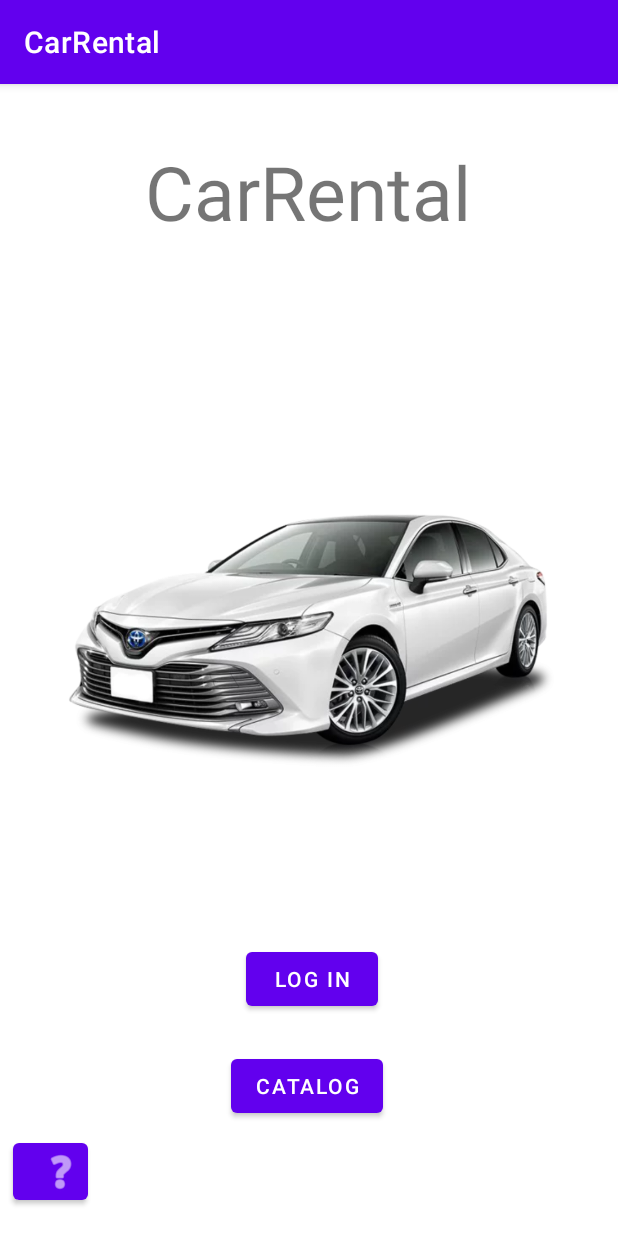
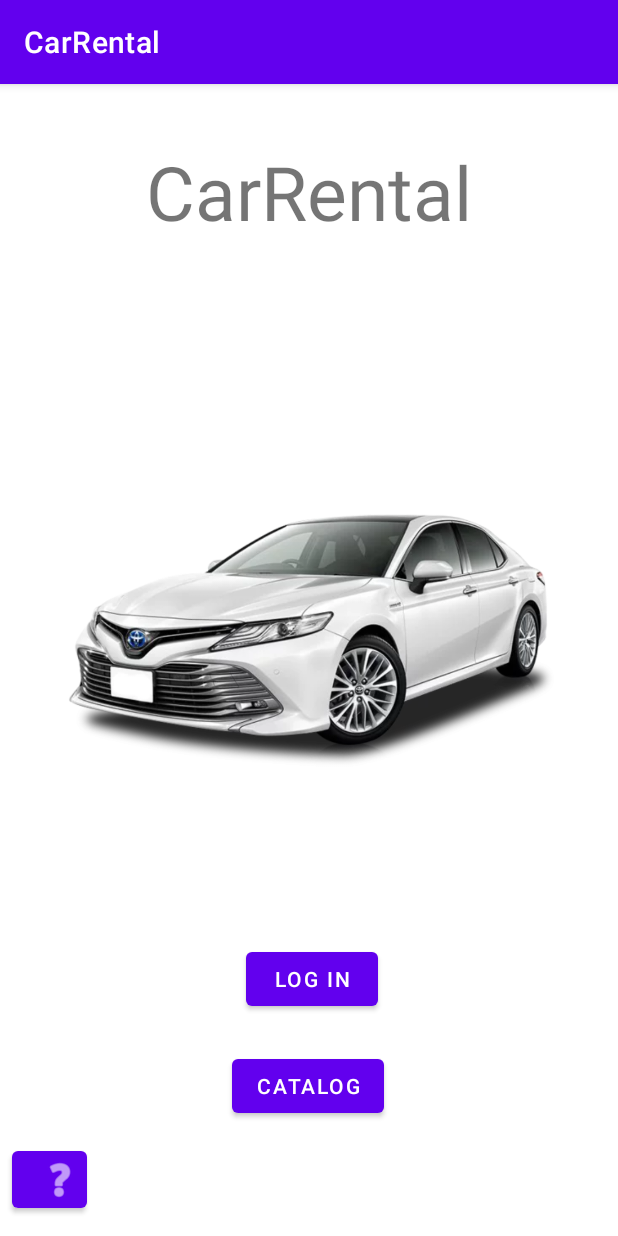
Before and after one commit to h200103012/CarRental1, an Android app: the screen it shows after launch (MainActivity), on a phone screen of 412 x 824 dp. Run offline under Robolectric (Android 15) with nearby library versions, the phone set to English and light mode, and no system bars.

Commit message:
new Layout

```diff
--- a/app/src/main/res/layout/activity_main.xml
+++ b/app/src/main/res/layout/activity_main.xml
@@ -20,7 +20,7 @@
         android:textSize="50sp"
         app:layout_constraintBottom_toTopOf="@+id/imageView2"
         app:layout_constraintEnd_toEndOf="parent"
-        app:layout_constraintHorizontal_bias="0.0"
+        app:layout_constraintHorizontal_bias="0.631"
         app:layout_constraintStart_toStartOf="parent"
         app:layout_constraintTop_toTopOf="parent" />
 
@@ -49,7 +49,6 @@
         android:text="@string/catalog"
         app:layout_constraintBottom_toBottomOf="parent"
         app:layout_constraintEnd_toEndOf="parent"
-        app:layout_constraintHorizontal_bias="0.0"
         app:layout_constraintStart_toStartOf="parent"
         app:layout_constraintTop_toBottomOf="@+id/button" />
 
@@ -79,6 +78,8 @@
         app:icon="@android:drawable/ic_menu_help"
         app:layout_constraintBottom_toBottomOf="parent"
         app:layout_constraintEnd_toEndOf="parent"
+        app:layout_constraintHorizontal_bias="0.105"
         app:layout_constraintStart_toStartOf="parent"
-        app:layout_constraintTop_toBottomOf="@+id/imageView2" />
+        app:layout_constraintTop_toBottomOf="@+id/imageView2"
+        app:layout_constraintVertical_bias="0.757" />
 </androidx.constraintlayout.widget.ConstraintLayout>
--- /dev/null
+++ b/app/src/main/res/layout/help.xml
@@ -0,0 +1,6 @@
+<?xml version="1.0" encoding="utf-8"?>
+<androidx.constraintlayout.widget.ConstraintLayout xmlns:android="http://schemas.android.com/apk/res/android"
+    android:layout_width="match_parent"
+    android:layout_height="match_parent">
+
+</androidx.constraintlayout.widget.ConstraintLayout>
```
